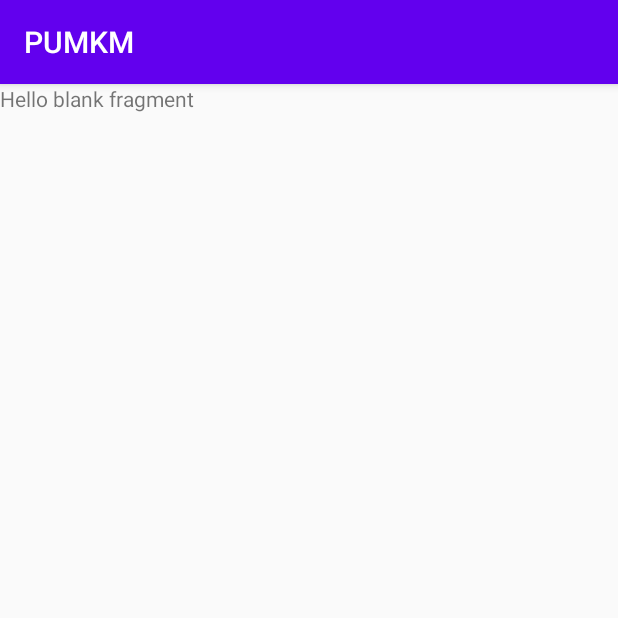
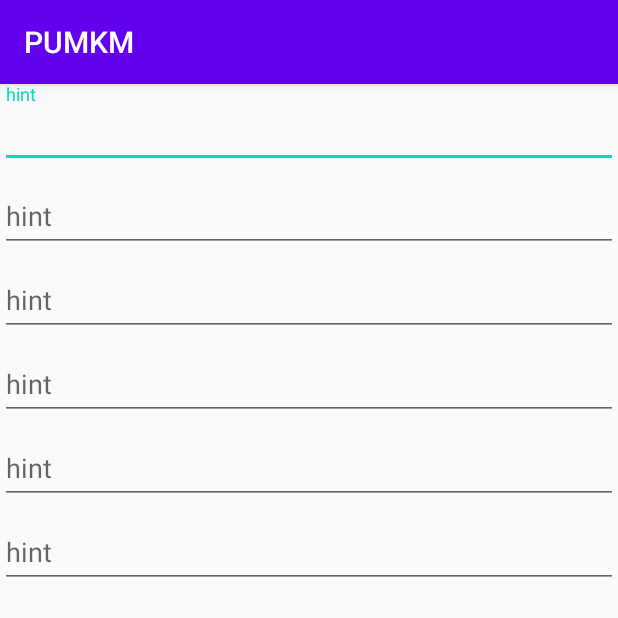
Before and after one commit to dediirawanuti/php-codeigniter, an Android app: the fragment TambahBarangFragment shown on its own in the app's theme, on a phone screen of 412 x 824 dp, the top half of it. Run offline under Robolectric (Android 15) with nearby library versions, the phone set to English and light mode, and no system bars.

Commit message:
add_butterknife

```diff
--- a/Android/app/build.gradle
+++ b/Android/app/build.gradle
@@ -51,4 +51,9 @@ dependencies {
     implementation 'com.google.code.gson:gson:2.6.2'
     implementation 'com.squareup.retrofit2:retrofit:2.0.2'
     implementation 'com.squareup.retrofit2:converter-gson:2.0.2'
+
+    // butterknife
+    implementation 'com.jakewharton:butterknife:8.8.1'
+    annotationProcessor 'com.jakewharton:butterknife-compiler:8.8.1'
+
 }
--- a/Android/app/src/main/java/com/uti/pumkm/ui/barang/BarangFragment.java
+++ b/Android/app/src/main/java/com/uti/pumkm/ui/barang/BarangFragment.java
@@ -19,6 +19,8 @@ import com.uti.pumkm.R;
 import java.util.ArrayList;
 import java.util.List;
 
+import butterknife.ButterKnife;
+import butterknife.OnClick;
 import retrofit2.Call;
 import retrofit2.Callback;
 import retrofit2.Response;
@@ -85,12 +87,23 @@ public class BarangFragment extends Fragment {
         }
     }
 
+//    buat event 'img_tambah' dengan butterknife
+    @OnClick(R.id.img_tambah)
+    void tambah() {
+//        Toast.makeText(getActivity(), "Tambah Data", Toast.LENGTH_SHORT).show();
+        getActivity().getSupportFragmentManager().beginTransaction().replace(R.id.drawer_layout, new TambahBarangFragment()).commit();
+
+    }
+
     @Override
     public View onCreateView(LayoutInflater inflater, ViewGroup container,
                              Bundle savedInstanceState) {
         // Inflate the layout for this fragment
 //        Buat variabel View
         vw = inflater.inflate(R.layout.fragment_barang, container, false);
+
+//        biding butterknife
+        ButterKnife.bind(this, vw);
 
 //        definisi variabek komponen
         img_tambah = vw.findViewById(R.id.img_tambah);
@@ -109,10 +122,6 @@ public class BarangFragment extends Fragment {
         tampil_pelanggan();
 
 //        baut event
-        img_tambah.setOnClickListener(view -> {
-
-        });
-
         rcv_data.setOnClickListener(view -> {
 
         });
--- a/Android/app/src/main/res/layout/fragment_tambah_barang.xml
+++ b/Android/app/src/main/res/layout/fragment_tambah_barang.xml
@@ -1,14 +1,92 @@
 <?xml version="1.0" encoding="utf-8"?>
 <FrameLayout xmlns:android="http://schemas.android.com/apk/res/android"
+    xmlns:app="http://schemas.android.com/apk/res-auto"
     xmlns:tools="http://schemas.android.com/tools"
     android:layout_width="match_parent"
     android:layout_height="match_parent"
     tools:context=".ui.barang.TambahBarangFragment">
 
-    <!-- TODO: Update blank fragment layout -->
-    <TextView
+    <android.support.constraint.ConstraintLayout
         android:layout_width="match_parent"
-        android:layout_height="match_parent"
-        android:text="@string/hello_blank_fragment" />
+        android:layout_height="match_parent">
+
+        <android.support.design.widget.TextInputLayout
+            android:id="@+id/TextInputLayout"
+            android:layout_width="match_parent"
+            android:layout_height="wrap_content"
+            app:layout_constraintStart_toStartOf="parent"
+            app:layout_constraintTop_toTopOf="parent">
+
+            <android.support.design.widget.TextInputEditText
+                android:layout_width="match_parent"
+                android:layout_height="wrap_content"
+                android:hint="hint" />
+        </android.support.design.widget.TextInputLayout>
+
+        <android.support.design.widget.TextInputLayout
+            android:id="@+id/TextInputLayout2"
+            android:layout_width="match_parent"
+            android:layout_height="wrap_content"
+            app:layout_constraintStart_toStartOf="@+id/TextInputLayout"
+            app:layout_constraintTop_toBottomOf="@+id/TextInputLayout">
+
+            <android.support.design.widget.TextInputEditText
+                android:layout_width="match_parent"
+                android:layout_height="wrap_content"
+                android:hint="hint" />
+        </android.support.design.widget.TextInputLayout>
+
+        <android.support.design.widget.TextInputLayout
+            android:id="@+id/textInputLayout3"
+            android:layout_width="match_parent"
+            android:layout_height="wrap_content"
+            app:layout_constraintStart_toStartOf="@+id/TextInputLayout2"
+            app:layout_constraintTop_toBottomOf="@+id/TextInputLayout2">
+
+            <android.support.design.widget.TextInputEditText
+                android:layout_width="match_parent"
+                android:layout_height="wrap_content"
+                android:hint="hint" />
+        </android.support.design.widget.TextInputLayout>
+
+        <android.support.design.widget.TextInputLayout
+            android:id="@+id/textInputLayout4"
+            android:layout_width="match_parent"
+            android:layout_height="wrap_content"
+            app:layout_constraintStart_toStartOf="@+id/textInputLayout3"
+            app:layout_constraintTop_toBottomOf="@+id/textInputLayout3">
+
+            <android.support.design.widget.TextInputEditText
+                android:layout_width="match_parent"
+                android:layout_height="wrap_content"
+                android:hint="hint" />
+        </android.support.design.widget.TextInputLayout>
+
+        <android.support.design.widget.TextInputLayout
+            android:id="@+id/textInputLayout5"
+            android:layout_width="match_parent"
+            android:layout_height="wrap_content"
+            app:layout_constraintStart_toStartOf="@+id/textInputLayout4"
+            app:layout_constraintTop_toBottomOf="@+id/textInputLayout4">
+
+            <android.support.design.widget.TextInputEditText
+                android:layout_width="match_parent"
+                android:layout_height="wrap_content"
+                android:hint="hint" />
+        </android.support.design.widget.TextInputLayout>
+
+        <android.support.design.widget.TextInputLayout
+            android:id="@+id/textInputLayout6"
+            android:layout_width="match_parent"
+            android:layout_height="wrap_content"
+            app:layout_constraintStart_toStartOf="@+id/textInputLayout5"
+            app:layout_constraintTop_toBottomOf="@+id/textInputLayout5">
+
+            <android.support.design.widget.TextInputEditText
+                android:layout_width="match_parent"
+                android:layout_height="wrap_content"
+                android:hint="hint" />
+        </android.support.design.widget.TextInputLayout>
+    </android.support.constraint.ConstraintLayout>
 
 </FrameLayout>
--- a/Android/app/src/main/res/values/strings.xml
+++ b/Android/app/src/main/res/values/strings.xml
@@ -9,6 +9,7 @@
 
     <string name="menu_dashboard">Dashboard</string>
     <string name="menu_barang">Barang</string>
+    <string name="menu_tambah_barang">Tambah Barang</string>
     <string name="menu_keranjang">Keranjang</string>
     <string name="menu_penjualan">Penjualan</string>
     <string name="menu_profil">Profil</string>
```
Also changed, not shown: 25 other files.
